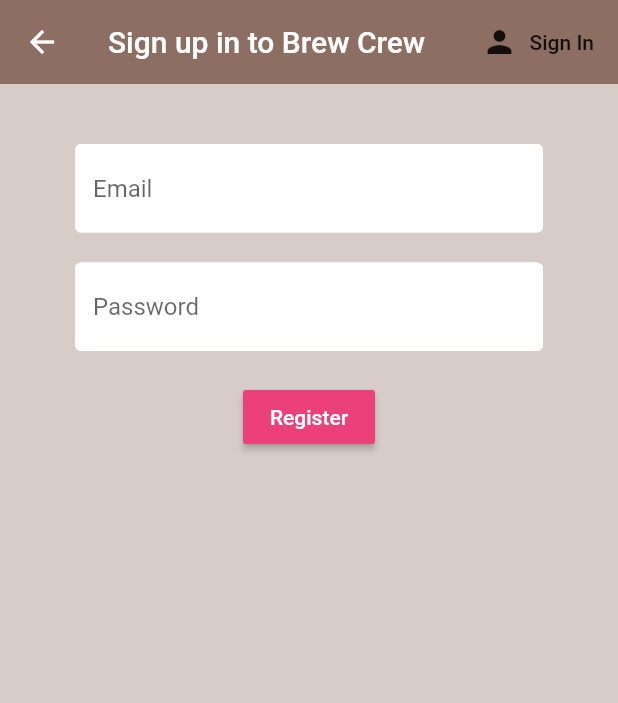
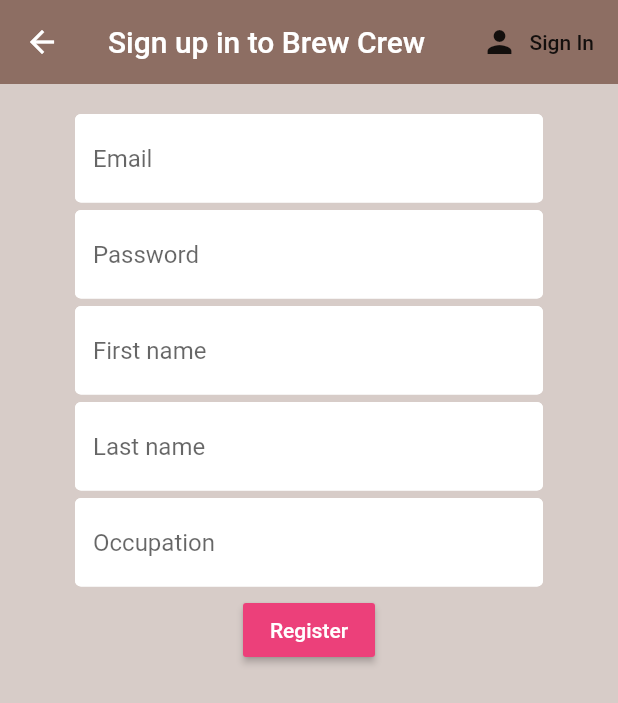
Before and after one commit to CSC231-DSI431-CSC234-DSI31-Group5/lxnavigator, a Flutter app: the Register screen opened directly, on a phone screen of 412 x 824 dp. Shown: the top 703 px of the screen. Run offline on Flutter 3.47's test engine with Material 2 defaults, Android fonts, the phone set to English and light mode, and no system bars; our stand-ins replace cloud_firestore, firebase_auth, flushbar, flutter_spinkit; accounts and stored records are empty.

```diff
--- a/lib/src/aunthenticate/register.dart
+++ b/lib/src/aunthenticate/register.dart
@@ -8,6 +8,7 @@ import 'package:lxnavigator/src/shared/loading.dart';
 
 class Register extends StatefulWidget {
   final Function toggleView;
+
   Register({this.toggleView});
 
   @override
@@ -20,10 +21,14 @@ class _RegisterState extends State<Register> {
   bool loading = false;
 
 //text field state
-
   String email = '';
   String password = '';
   String error = '';
+  String username= '';
+  String firstname='';
+  String lastname='';
+  String occupation = '';
+
   @override
   Widget build(BuildContext context) {
     return  loading  ? Loading() : Scaffold(
@@ -46,14 +51,14 @@ class _RegisterState extends State<Register> {
           key: _formKey,
           child: Column(
             children: <Widget>[
-              SizedBox(height: 20.0),
+
               TextFormField(
                 decoration: textInputDecoration.copyWith(hintText: 'Email'),
                   validator: (val) => val.isEmpty ? 'Enter an email' : null,
                   onChanged: (val) {
                     setState(() => email = val);
                   }),
-              SizedBox(height: 20.0),
+              SizedBox(height: 5.0),
               TextFormField(
                   decoration: textInputDecoration.copyWith(hintText: 'Password'),
                   obscureText: true,
@@ -62,7 +67,28 @@ class _RegisterState extends State<Register> {
                   onChanged: (val) {
                     setState(() => password = val);
                   }),
-              SizedBox(height: 20.0),
+              SizedBox(height: 5.0),
+               TextFormField(
+                decoration: textInputDecoration.copyWith(hintText: 'First name'),
+                  validator: (val) => val.isEmpty ? 'Enter an First name' : null,
+                  onChanged: (val) {
+                    setState(() => firstname = val);
+                  }),
+              SizedBox(height: 5.0),
+               TextFormField(
+                decoration: textInputDecoration.copyWith(hintText: 'Last name'),
+                  validator: (val) => val.isEmpty ? 'Enter an Last name' : null,
+                  onChanged: (val) {
+                    setState(() => firstname = val);
+                  }),
+              SizedBox(height: 5.0),
+               TextFormField(
+                decoration: textInputDecoration.copyWith(hintText: 'Occupation'),
+                  validator: (val) => val.isEmpty ? 'Enter an Occupation' : null,
+                  onChanged: (val) {
+                    setState(() => occupation = val);
+                  }),
+              SizedBox(height: 5.0),
               RaisedButton(
                   color: Colors.pink[400],
                   child: Text(
@@ -83,7 +109,7 @@ class _RegisterState extends State<Register> {
                       }
                     }
                   ),
-                  SizedBox(height: 12.0),
+                  SizedBox(height: 5.0),
                   Text(
                     error,
                     style: TextStyle(color: Colors.red, fontSize: 14.0),
--- /dev/null
+++ b/lib/src/services/database.dart
@@ -0,0 +1,22 @@
+import 'package:cloud_firestore/cloud_firestore.dart';
+
+class DatabaseService{
+
+   final String uid;
+
+
+  DatabaseService({this.uid });
+
+  // collection reference
+  final CollectionReference userCollection = Firestore.instance.collection('user');
+
+  Future updateUserData(String firstname , String lastname , String occupation) async {
+     return await userCollection.document(uid).setData({
+       'firstname': firstname,
+       'lastname': lastname,
+       'occupation': occupation,
+     });
+   }
+
+
+}
--- a/pubspec.yaml
+++ b/pubspec.yaml
@@ -31,6 +31,8 @@ dependencies:
   firebase_auth: ^0.15.5+3
   cloud_firestore: ^0.13.4+2
   firebase_analytics: ^5.0.11
+  firebase_core: ^0.4.4+3
+  flushbar: ^1.10.0
   provider: ^4.0.5
   flutter_spinkit: "^4.1.2"
 dev_dependencies:
```
Also changed, not shown: lib/src/aunthenticate/sign_in.dart (+87 -22 lines), lib/src/services/auth.dart (+19 -0 lines), pubspec.lock.
